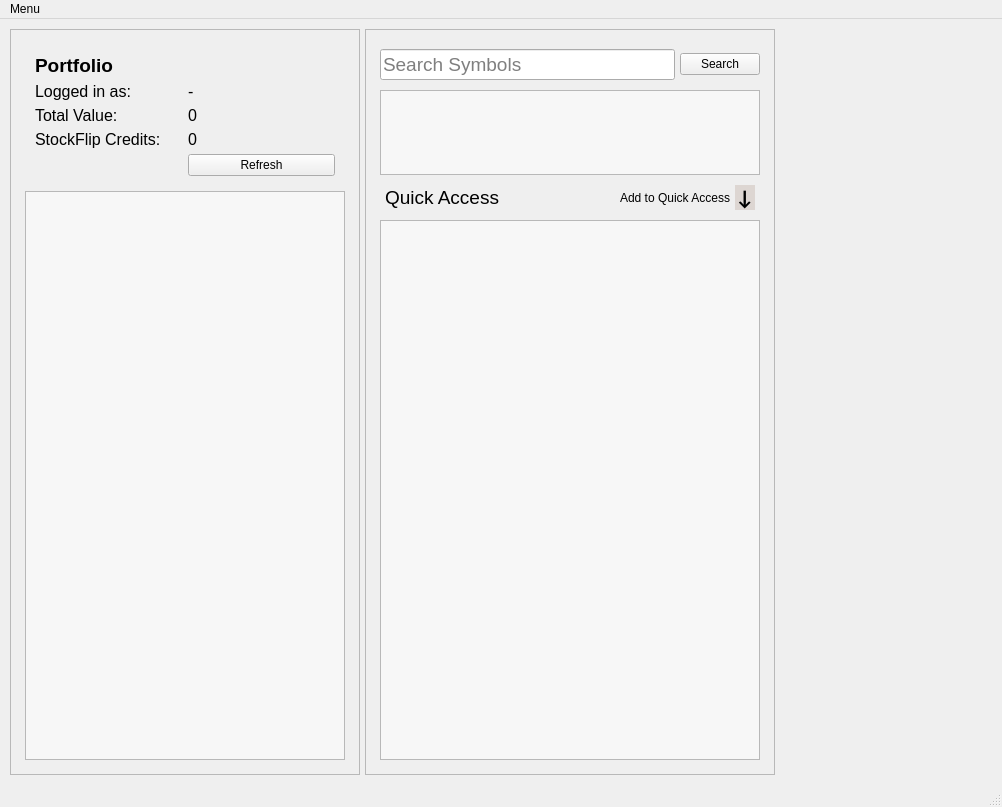
This is UI/main.ui in welshbrad/StockFlip as Qt 5 draws it before an edit. The edited form follows.
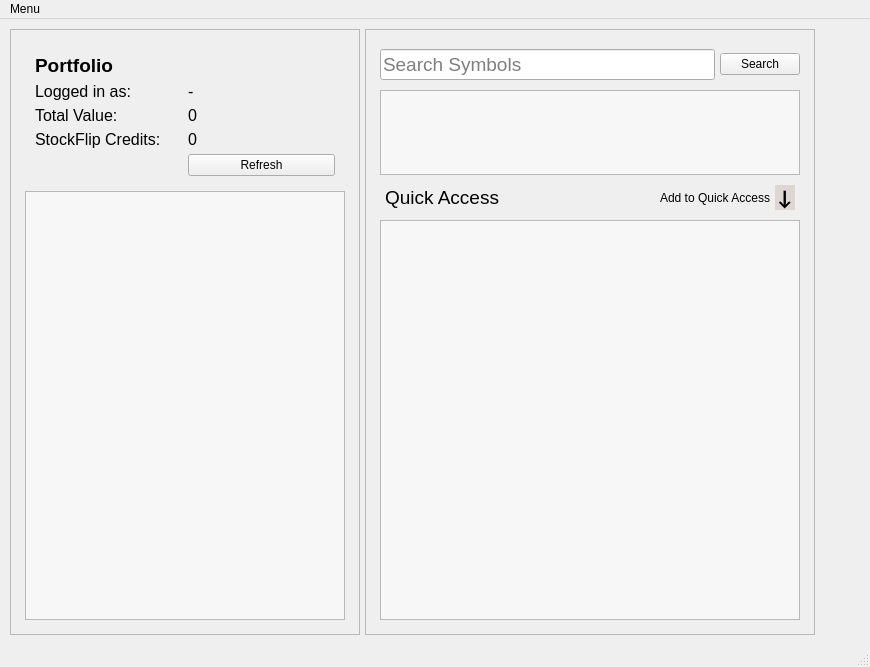
This is the edited form.

Diff of the .ui file:
```diff
--- a/UI/main.ui
+++ b/UI/main.ui
@@ -6,8 +6,8 @@
    <rect>
     <x>0</x>
     <y>0</y>
-    <width>1002</width>
-    <height>807</height>
+    <width>870</width>
+    <height>665</height>
    </rect>
   </property>
   <property name="sizePolicy">
@@ -95,13 +95,13 @@
       </property>
       <property name="minimumSize">
        <size>
-        <width>410</width>
+        <width>450</width>
         <height>0</height>
        </size>
       </property>
       <property name="maximumSize">
        <size>
-        <width>410</width>
+        <width>50</width>
         <height>16777215</height>
        </size>
       </property>
@@ -664,7 +664,7 @@
     <rect>
      <x>0</x>
      <y>0</y>
-     <width>1002</width>
+     <width>870</width>
      <height>21</height>
     </rect>
    </property>
```
